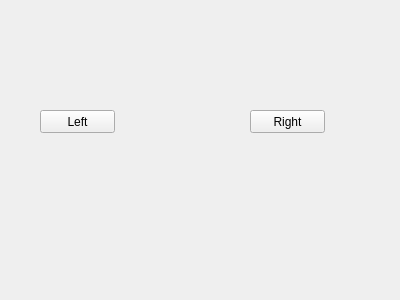
First picture: the form in motorcontrol.ui, repository CMIDnavigation/Test, before the edit.
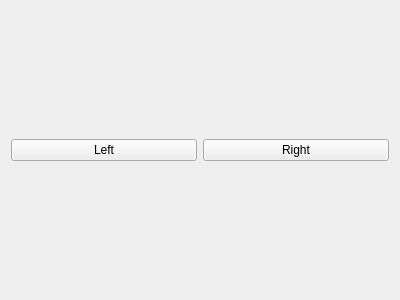
Second picture: the form after the edit.

```diff
--- a/motorcontrol.ui
+++ b/motorcontrol.ui
@@ -13,32 +13,22 @@
   <property name="windowTitle">
    <string>MotorControlForm</string>
   </property>
+  <layout class="QHBoxLayout" name="horizontalLayout">
+   <item>
   <widget class="QPushButton" name="btnLeft">
-   <property name="geometry">
-    <rect>
-     <x>40</x>
-     <y>110</y>
-     <width>75</width>
-     <height>23</height>
-    </rect>
-   </property>
    <property name="text">
     <string>Left</string>
    </property>
   </widget>
+   </item>
+   <item>
   <widget class="QPushButton" name="btnRight">
-   <property name="geometry">
-    <rect>
-     <x>250</x>
-     <y>110</y>
-     <width>75</width>
-     <height>23</height>
-    </rect>
-   </property>
    <property name="text">
     <string>Right</string>
    </property>
   </widget>
+   </item>
+  </layout>
  </widget>
  <resources/>
  <connections/>
```
Lines whose indentation alone changed are shown as unchanged.
